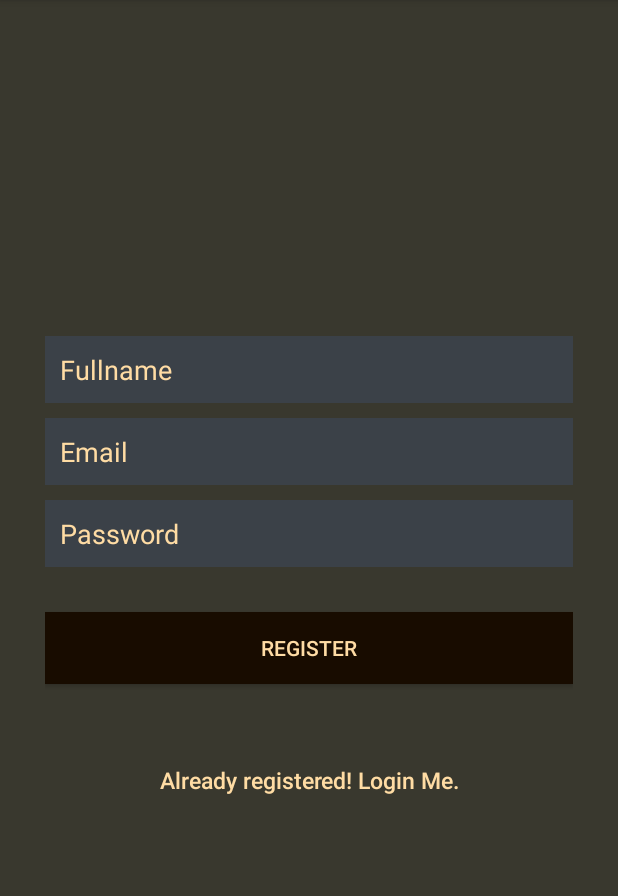
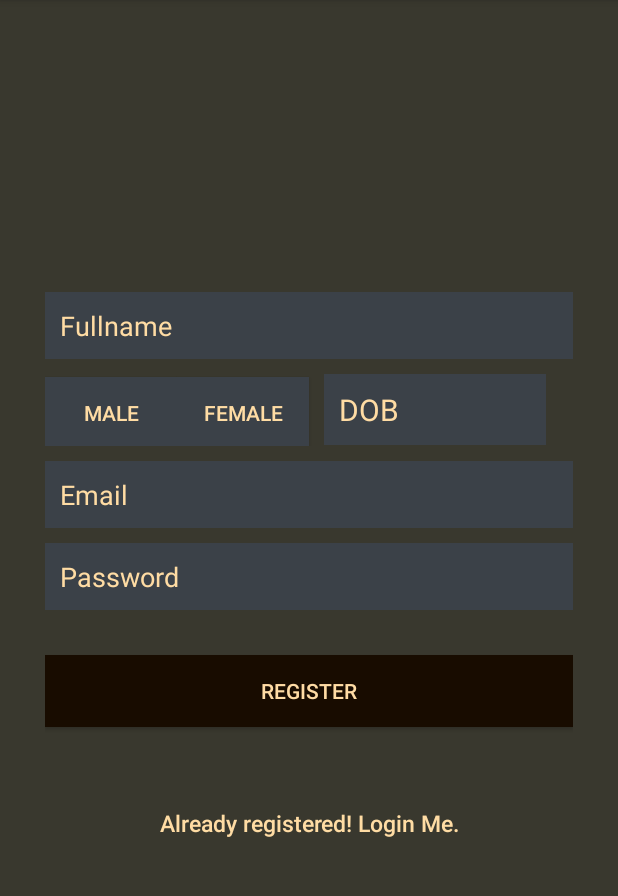
Before and after one commit to transitnowproject/TransitNow, an Android app: the RegistrationActivity screen opened directly, with no data from a screen before it, on a phone screen of 412 x 824 dp, the part 84-980 px from its top. Run offline under Robolectric (Android 15) with nearby library versions, the phone set to English and light mode, and no system bars.

Commit message:
Changes in Registration

```diff
--- a/app/build.gradle
+++ b/app/build.gradle
@@ -5,7 +5,7 @@ android {
     buildToolsVersion "25.0.2"
     defaultConfig {
         applicationId "com.example.lovishverma.transitnow"
-        minSdkVersion 14
+        minSdkVersion 19
         targetSdkVersion 25
         versionCode 1
         versionName "1.0"
--- a/app/src/main/java/com/example/lovishverma/transitnow/LoginActivity.java
+++ b/app/src/main/java/com/example/lovishverma/transitnow/LoginActivity.java
@@ -8,7 +8,7 @@ import android.widget.Button;
 
 public class LoginActivity extends AppCompatActivity {
 
-    private Button btnLogin,btnLinkToRegisterScreen;
+    private Button btnLogin;
 
 
     @Override
@@ -17,7 +17,7 @@ public class LoginActivity extends AppCompatActivity {
         setContentView(R.layout.activity_login);
 
         btnLogin= (Button) findViewById(R.id.btnLogin);
-        btnLinkToRegisterScreen= (Button) findViewById(R.id.btnLinkToRegisterScreen);
+       // btnLinkToRegisterScreen= (Button) findViewById(R.id.btnLinkToRegisterScreen);
 
         btnLogin.setOnClickListener(new View.OnClickListener() {
             @Override
@@ -26,12 +26,12 @@ public class LoginActivity extends AppCompatActivity {
             }
         });
 
-        btnLinkToRegisterScreen.setOnClickListener(new View.OnClickListener() {
-            @Override
-            public void onClick(View v) {
-                Intent intent = new Intent(LoginActivity.this,RegistrationActivity.class);
-                startActivity(intent);
-            }
-        });
+//        btnLinkToRegisterScreen.setOnClickListener(new View.OnClickListener() {
+//            @Override
+//            public void onClick(View v) {
+//                Intent intent = new Intent(LoginActivity.this,RegistrationActivity.class);
+//                startActivity(intent);
+//            }
+//        });
     }
 }
--- a/app/src/main/java/com/example/lovishverma/transitnow/RegistrationActivity.java
+++ b/app/src/main/java/com/example/lovishverma/transitnow/RegistrationActivity.java
@@ -1,24 +1,31 @@
 package com.example.lovishverma.transitnow;
 
 import android.content.Intent;
+import android.graphics.Color;
 import android.support.v7.app.AppCompatActivity;
 import android.os.Bundle;
 import android.view.View;
 import android.widget.Button;
+import android.widget.DatePicker;
+import android.widget.EditText;
 
 import static com.example.lovishverma.transitnow.R.id.btnLinkToRegisterScreen;
 
 public class RegistrationActivity extends AppCompatActivity {
 
-    private Button btnRegister,btnLinkToLoginScreen;
+    private Button btnRegister,btnMale,btnFemale;
+    private EditText edtDOB;
 
     @Override
-    protected void onCreate(Bundle savedInstanceState) {
+    protected void onCreate(final Bundle savedInstanceState) {
         super.onCreate(savedInstanceState);
         setContentView(R.layout.activity_registration);
 
         btnRegister= (Button) findViewById(R.id.btnRegister);
-        btnLinkToLoginScreen= (Button) findViewById(R.id.btnLogin);
+        btnMale= (Button) findViewById(R.id.btnMale);
+        btnFemale= (Button) findViewById(R.id.btnFemale);
+        edtDOB= (EditText) findViewById(R.id.edtDOB);
+
 
         btnRegister.setOnClickListener(new View.OnClickListener() {
             @Override
@@ -28,5 +35,19 @@ public class RegistrationActivity extends AppCompatActivity {
             }
         });
 
+        btnMale.setOnClickListener(new View.OnClickListener() {
+            @Override
+            public void onClick(View v) {
+                //setVisible(false);
+                //btnMale.setBackground(getResources().getColor(R.color.input_register_hint));
+            }
+        });
+        edtDOB.setOnClickListener(new View.OnClickListener() {
+            @Override
+            public void onClick(View v) {
+                //DatePicker dp = new DatePicker();
+            }
+        });
+
     }
 }
--- a/app/src/main/res/layout/activity_login.xml
+++ b/app/src/main/res/layout/activity_login.xml
@@ -54,16 +54,16 @@
 
         <!-- Link to Login Screen -->
 
-        <Button
-            android:id="@+id/btnLinkToRegisterScreen"
-            android:layout_width="match_parent"
-            android:layout_height="wrap_content"
-            android:layout_marginTop="40dip"
-            android:background="@null"
-            android:text="@string/btn_link_to_register"
-            android:textAllCaps="false"
-            android:textColor="@color/white"
-            android:textSize="15sp" />
+        <!--<Button-->
+            <!--android:id="@+id/btnLinkToRegisterScreen"-->
+            <!--android:layout_width="match_parent"-->
+            <!--android:layout_height="wrap_content"-->
+            <!--android:layout_marginTop="40dip"-->
+            <!--android:background="@null"-->
+            <!--android:text="@string/btn_link_to_register"-->
+            <!--android:textAllCaps="false"-->
+            <!--android:textColor="@color/white"-->
+            <!--android:textSize="15sp" />-->
     </LinearLayout>
 
 </LinearLayout>
--- a/app/src/main/res/layout/activity_registration.xml
+++ b/app/src/main/res/layout/activity_registration.xml
@@ -1,11 +1,11 @@
 <?xml version="1.0" encoding="utf-8"?>
 <LinearLayout xmlns:android="http://schemas.android.com/apk/res/android"
-    android:orientation="vertical"
     android:layout_width="match_parent"
     android:layout_height="match_parent"
     android:background="@color/bg_register"
     android:gravity="center"
-    android:padding="10dp" >
+    android:orientation="vertical"
+    android:padding="10dp">
 
     <LinearLayout
         android:layout_width="match_parent"
@@ -28,11 +28,50 @@
             android:textColor="@color/input_register"
             android:textColorHint="@color/input_register_hint" />
 
+        <LinearLayout
+            android:layout_width="wrap_content"
+            android:layout_height="wrap_content"
+            android:orientation="horizontal">
+
+            <Button
+                android:id="@+id/btnMale"
+                android:layout_width="wrap_content"
+                android:layout_height="wrap_content"
+                android:background="@color/input_register_bg"
+                android:text="Male"
+                android:textColor="@color/input_register_hint" />
+
+            <Button
+                android:id="@+id/btnFemale"
+                android:layout_width="wrap_content"
+                android:layout_height="wrap_content"
+                android:layout_marginLeft="0dp"
+
+                android:background="@color/input_register_bg"
+                android:text="Female"
+                android:textColor="@color/input_register_hint" />
+
+            <EditText
+                android:id="@+id/edtDOB"
+                android:layout_width="148dp"
+                android:layout_height="wrap_content"
+                android:padding="10dp"
+                android:hint="DOB"
+                android:layout_marginLeft="10dp"
+                android:background="@color/input_register_bg"
+                android:textColor="@color/input_register"
+                android:textColorHint="@color/input_register_hint"
+                android:textSize="20sp" />
+
+
+        </LinearLayout>
+
         <EditText
             android:id="@+id/email"
             android:layout_width="match_parent"
             android:layout_height="wrap_content"
             android:layout_marginBottom="10dp"
+            android:layout_marginTop="10dp"
             android:background="@color/input_register_bg"
             android:hint="@string/hint_email"
             android:inputType="textEmailAddress"
```
